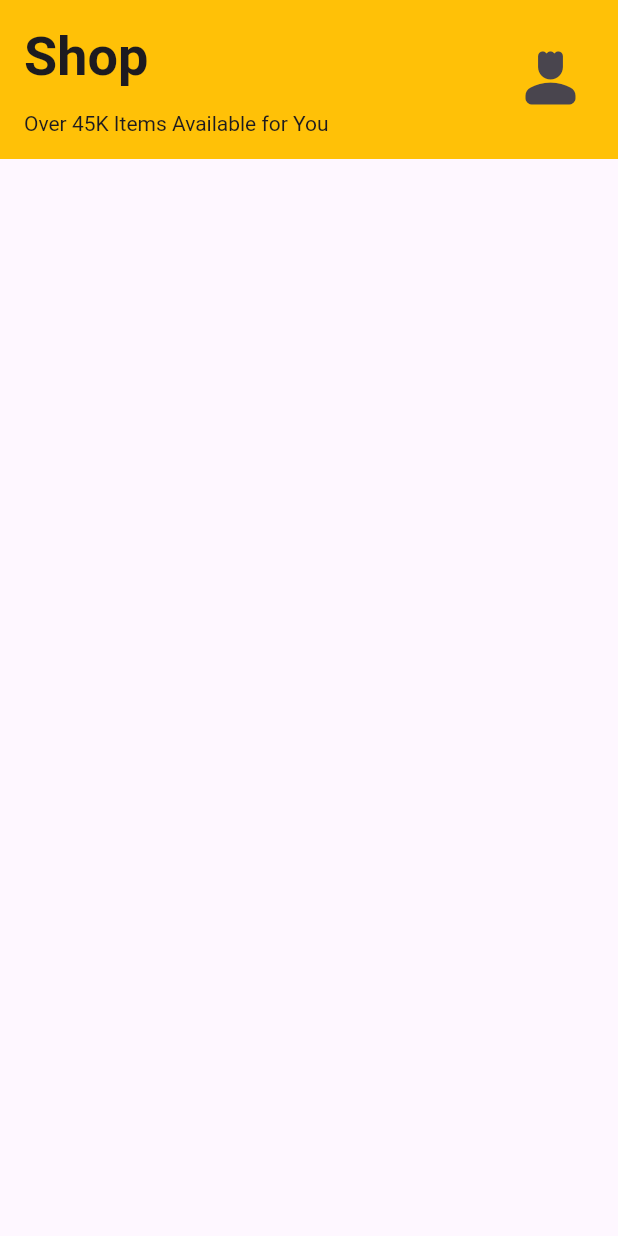
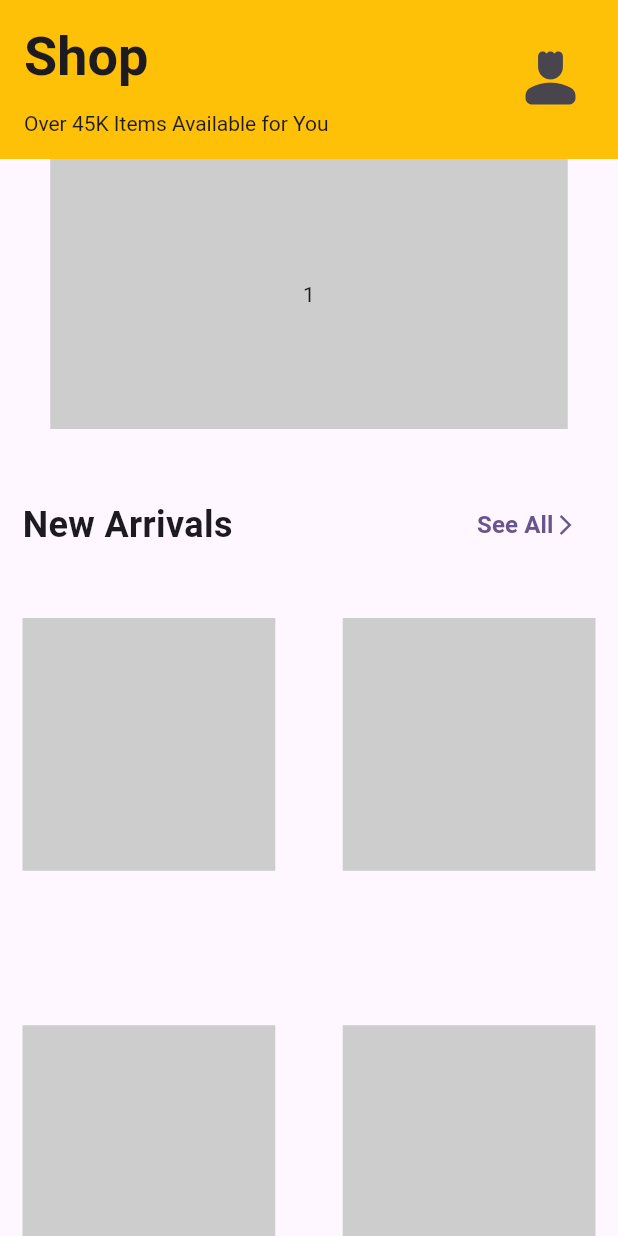
Before and after one commit to fdldestriana/adaptive-responsive-app, a Flutter app: the screen it shows after launch, on a phone screen of 412 x 824 dp. Run offline on Flutter 3.47's test engine with Material 2 defaults, Android fonts, the phone set to English and light mode, and no system bars.

Commit message:
adding new component

```diff
--- a/lib/main.dart
+++ b/lib/main.dart
@@ -14,13 +14,14 @@ class MyApp extends StatelessWidget {
         colorScheme: ColorScheme.fromSeed(seedColor: Colors.deepPurple),
         useMaterial3: true,
       ),
-      home: const MyHomePage(),
+      home: MyHomePage(),
     );
   }
 }
 
 class MyHomePage extends StatelessWidget {
-  const MyHomePage({super.key});
+  MyHomePage({super.key});
+  final PageController controller = PageController();
 
   @override
   Widget build(BuildContext context) {
@@ -64,6 +65,76 @@ class MyHomePage extends StatelessWidget {
           ],
         ),
       ),
+      body: Column(
+        children: [
+          SizedBox(
+            height: 180,
+            child: PageView(
+              controller: controller,
+              children: [
+                ...List.generate(
+                  3,
+                  (index) => Center(
+                    child: Container(
+                      color: const Color(0xFFCDCDCD),
+                      width: 345,
+                      height: 180,
+                      child: Center(child: Text('${index + 1}')),
+                    ),
+                  ),
+                )
+              ],
+            ),
+          ),
+          const SizedBox(
+            height: 40,
+          ),
+          Padding(
+            padding: const EdgeInsets.symmetric(horizontal: 15),
+            child: Row(
+              mainAxisAlignment: MainAxisAlignment.spaceBetween,
+              children: [
+                const Text(
+                  'New Arrivals',
+                  style: TextStyle(fontSize: 24, fontWeight: FontWeight.w700),
+                ),
+                TextButton(
+                  onPressed: () {},
+                  child: const Row(
+                    children: [
+                      Text('See All',
+                          style: TextStyle(
+                              fontSize: 16, fontWeight: FontWeight.w700)),
+                      Icon(
+                        Icons.arrow_forward_ios,
+                        size: 16,
+                      )
+                    ],
+                  ),
+                )
+              ],
+            ),
+          ),
+          const SizedBox(
+            height: 23,
+          ),
+          Expanded(
+            child: GridView.builder(
+              gridDelegate: const SliverGridDelegateWithFixedCrossAxisCount(
+                  mainAxisSpacing: 73, crossAxisSpacing: 15, crossAxisCount: 2),
+              itemBuilder: (context, index) => Padding(
+                padding: const EdgeInsets.all(15),
+                child: Container(
+                  width: 165,
+                  height: 120,
+                  color: const Color(0xFFCDCDCD),
+                ),
+              ),
+              itemCount: 4,
+            ),
+          )
+        ],
+      ),
     );
   }
 }
```
